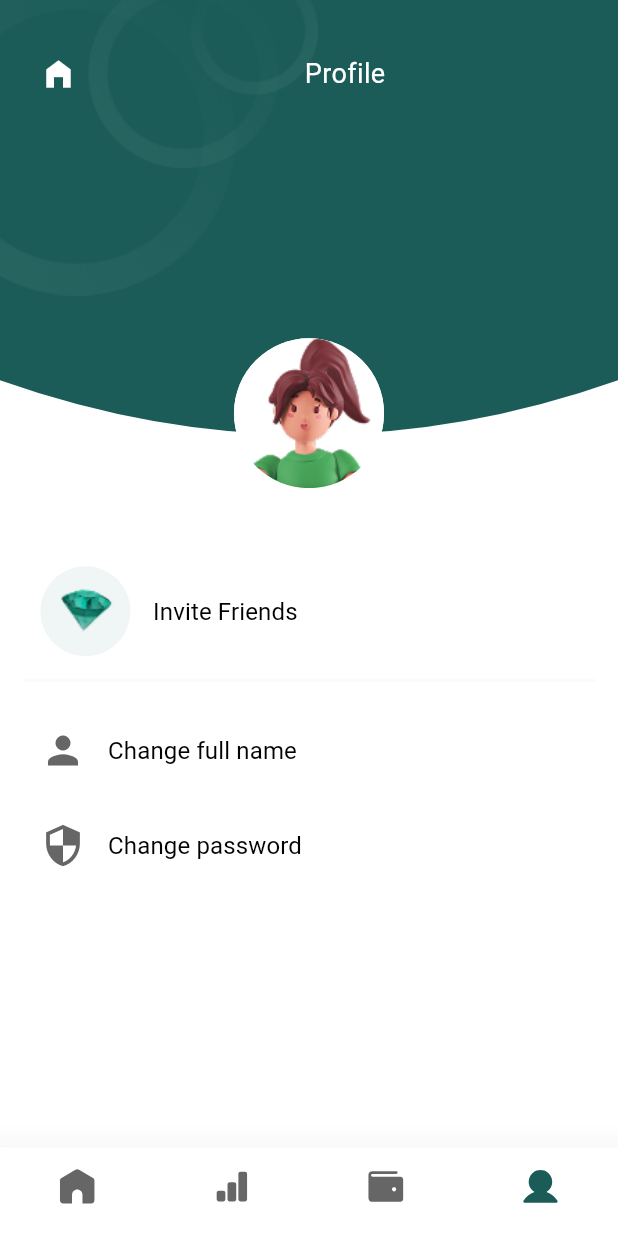
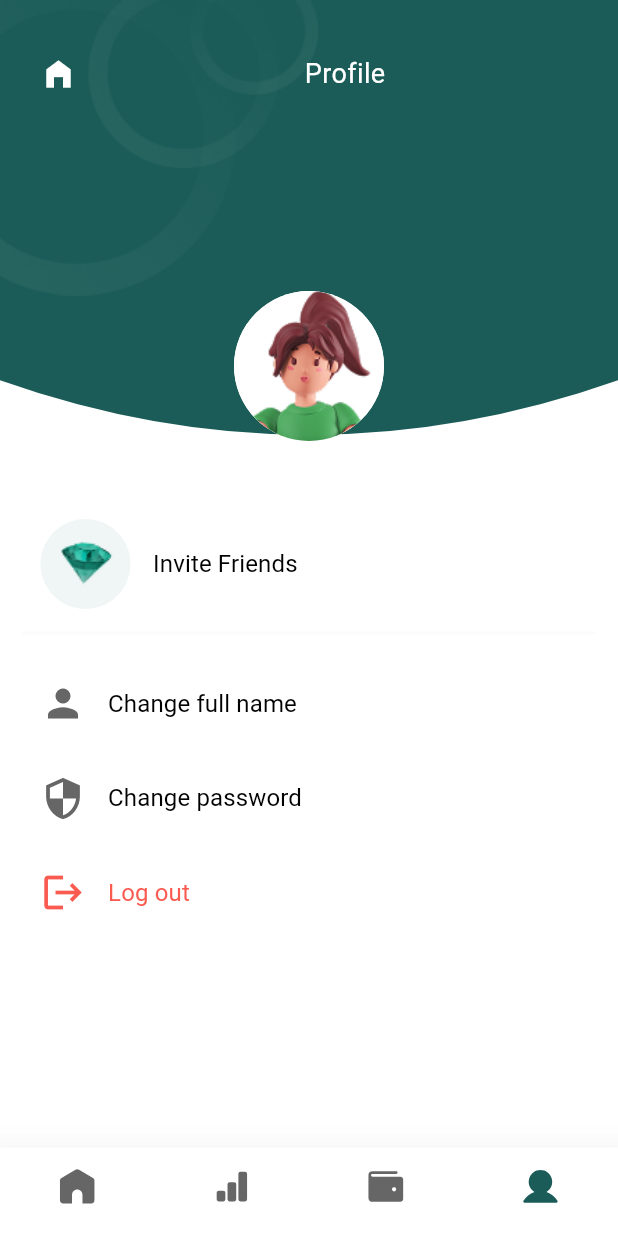
Before and after one commit to fatmakhadidja/mono, a Flutter app: the HomeScreen screen opened by its route, item 4 of the bottom bar chosen, on a phone screen of 412 x 824 dp. Run offline on Flutter 3.47's test engine with Material 3 defaults, Android fonts, the phone set to English and light mode, and no system bars; our stand-ins replace flutter_svg, loading_indicator, shared_preferences, shimmer; accounts and stored records are empty; network calls fail.

```diff
--- a/Frontend/mono/lib/ui/screens/home_screen.dart
+++ b/Frontend/mono/lib/ui/screens/home_screen.dart
@@ -1,13 +1,12 @@
 import 'package:flutter/material.dart';
-import 'package:flutter/rendering.dart';
 import 'package:mono/core/constants/colors.dart';
 import 'package:mono/core/services/WalletService.dart';
 import 'package:mono/models/transaction.dart';
 import 'package:mono/models/wallet.dart';
 import 'package:mono/ui/widgets/home_page.dart';
+import 'package:mono/ui/widgets/home_skeleton.dart';
 import 'package:mono/ui/widgets/profile_page.dart';
 import 'package:mono/ui/widgets/wallet_page.dart';
-import 'package:shared_preferences/shared_preferences.dart';
 import 'package:flutter_svg/flutter_svg.dart';
 
 class HomeScreen extends StatefulWidget {
@@ -20,7 +19,7 @@ class HomeScreen extends StatefulWidget {
 class _HomeScreenState extends State<HomeScreen> {
   final WalletService walletService = WalletService();
 
-  late Wallet myWallet = Wallet(
+  Wallet myWallet = Wallet(
     balance: 0.0,
     incomeAmount: 0.0,
     expenseAmount: 0.0,
@@ -31,20 +30,25 @@ class _HomeScreenState extends State<HomeScreen> {
   int navIndex = 0;
   String formattedDate = '';
 
-
+  bool _isLoading = true; // 🔹 Track loading state
 
   @override
   void initState() {
     super.initState();
+    _loadWallet();
+  }
 
-    walletService.getWalletInfo().then((wallet) async {
+  Future<void> _loadWallet() async {
+    final wallet = await walletService.getWalletInfo();
+    if (mounted) {
+      setState(() {
         if (wallet != null) {
-        setState(() {
           myWallet = wallet;
           transactions = wallet.transactions;
+        }
+        _isLoading = false;
       });
     }
-    });
   }
 
   @override
@@ -54,16 +58,20 @@ class _HomeScreenState extends State<HomeScreen> {
         wallet: myWallet,
         transactions: myWallet.transactions,
       ),
-      Center(child: Text("Statistics Page")),
-      WalletPage(),
-      ProfilePage(),
+      const Center(child: Text("Statistics Page")),
+      const WalletPage(),
+      const ProfilePage(),
     ];
+
     return Scaffold(
       resizeToAvoidBottomInset: true,
       backgroundColor: Colors.white,
-
-      body: pages[navIndex],
-      bottomNavigationBar: BottomNavigationBar(
+      body: _isLoading
+          ? const HomeSkeleton()
+          : pages[navIndex],
+      bottomNavigationBar: _isLoading
+          ? null // 🔹 hide navbar while loading
+          : BottomNavigationBar(
               elevation: 20,
               backgroundColor: Colors.white,
               type: BottomNavigationBarType.fixed,
@@ -109,7 +117,6 @@ class _HomeScreenState extends State<HomeScreen> {
                     height: 24,
                     color: navIndex == 3 ? AppColors.primary : AppColors.darkGrey,
                   ),
-
                   label: "",
                 ),
               ],
--- a/Frontend/mono/lib/ui/widgets/change_fullname.dart
+++ b/Frontend/mono/lib/ui/widgets/change_fullname.dart
@@ -63,6 +63,7 @@ class _ChangeFullNameState extends State<ChangeFullName> {
     final screenWidth = MediaQuery.of(context).size.width;
 
     return Scaffold(
+      resizeToAvoidBottomInset: false,
       backgroundColor: Colors.white,
       body: Stack(
         children: [
--- a/Frontend/mono/lib/ui/widgets/profile_page.dart
+++ b/Frontend/mono/lib/ui/widgets/profile_page.dart
@@ -1,6 +1,7 @@
 import 'package:flutter/material.dart';
 import 'package:mono/core/constants/colors.dart';
 import 'package:mono/core/constants/text_styles.dart';
+import 'package:mono/core/services/AuthService.dart';
 import 'package:mono/routes/routes.dart';
 import 'package:mono/ui/widgets/curved_top.dart';
 import 'package:mono/ui/widgets/profile_row.dart';
@@ -122,10 +123,7 @@ class _ProfilePageState extends State<ProfilePage> {
                   onPressed: () {},
                 ),
 
-                Divider(
-                  color: AppColors.lightLightGrey,
-                  thickness: 2,
-                ),
+                Divider(color: AppColors.lightLightGrey, thickness: 2),
 
                 const SizedBox(height: 15),
 
@@ -159,7 +157,39 @@ class _ProfilePageState extends State<ProfilePage> {
                   text: "Change password",
                   onPressed: () {},
                 ),
-
+                const SizedBox(height: 15),
+                ProfileRow(
+                  widget: const Icon(
+                    Icons.logout,
+                    color: AppColors.error,
+                    size: 30,
+                  ),
+                  text: "Log out",
+                  textColor: AppColors.error,
+                  onPressed: () {
+                    showDialog(context: context, builder: (context) {
+                      return AlertDialog(
+                        backgroundColor: Colors.white,
+                        title: Text("Log out"),
+                        content: Text("Are you sure you want to leave the app?"),
+                        actions: [
+                          TextButton(
+                            onPressed: () {
+                              Navigator.of(context).pop();
+                            },
+                            child: Text("Cancel",style: TextStyle(color :AppColors.darkGrey),),
+                          ),
+                          TextButton(
+                            onPressed: () {
+                              AuthService().logout(context);
+                            },
+                            child: Text("Log out",style: TextStyle(color :AppColors.error),),
+                          ),
+                        ],
+                      );
+                    });
+                  },
+                ),
                 const Spacer(),
               ],
             ),
--- a/Frontend/mono/lib/ui/widgets/profile_row.dart
+++ b/Frontend/mono/lib/ui/widgets/profile_row.dart
@@ -8,7 +8,8 @@ class ProfileRow extends StatefulWidget {
   final Widget widget;
   final String text;
   final VoidCallback onPressed;
-  const ProfileRow({super.key,required this.widget, required this.text, required this.onPressed });
+  Color? textColor;
+   ProfileRow({super.key,required this.widget, required this.text, required this.onPressed, this.textColor });
 
   @override
   State<ProfileRow> createState() => _ProfileRowState();
@@ -28,7 +29,7 @@ class _ProfileRowState extends State<ProfileRow> {
           Text(
             widget.text,
             style: AppTextStyles.body1(
-              color: AppColors.black,
+              color: widget.textColor ?? AppColors.black,
               fontSize: 16,
             ),
           ),
--- a/Frontend/mono/pubspec.yaml
+++ b/Frontend/mono/pubspec.yaml
@@ -37,6 +37,7 @@ dependencies:
   flutter_svg: ^2.2.0
   intl: ^0.19.0
   flutter_launcher_icons: ^0.14.4
+  shimmer: ^3.0.0
 
 
 flutter_launcher_icons:
```
Also changed, not shown: Frontend/mono/lib/ui/widgets/home_page.dart (+43 -16 lines), Frontend/mono/lib/ui/widgets/home_skeleton.dart (added, +98 -0 lines), Frontend/mono/pubspec.lock. Lines whose indentation alone changed are shown as unchanged.
